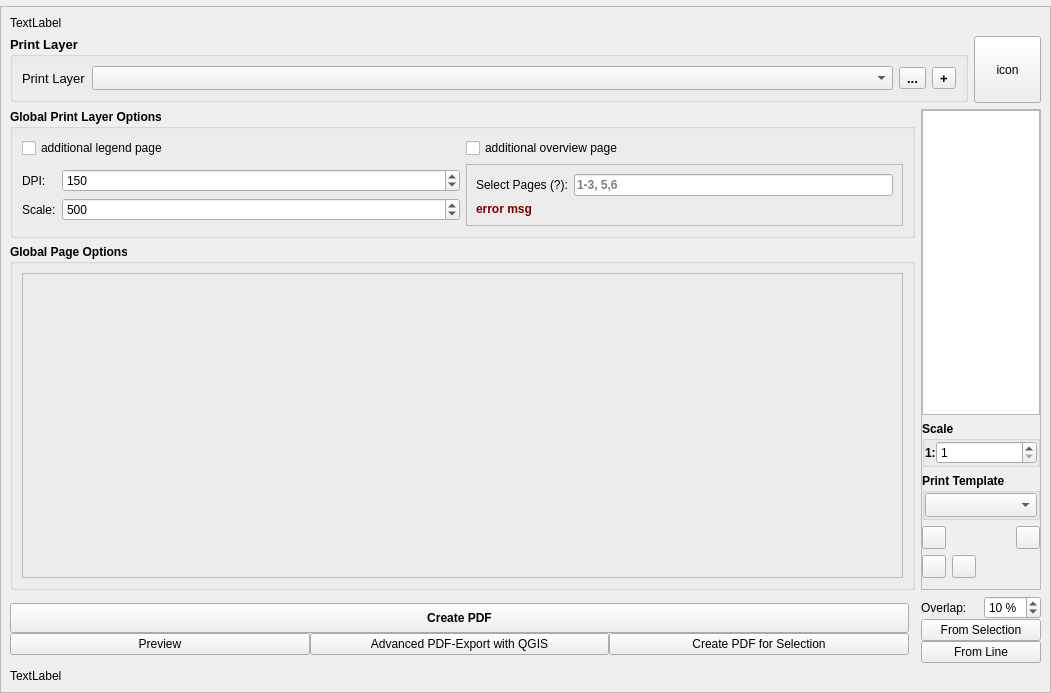
First picture: the form in modules/plot/plot_menu.ui, repository telekom/qgis_plugin_plot, before the edit.
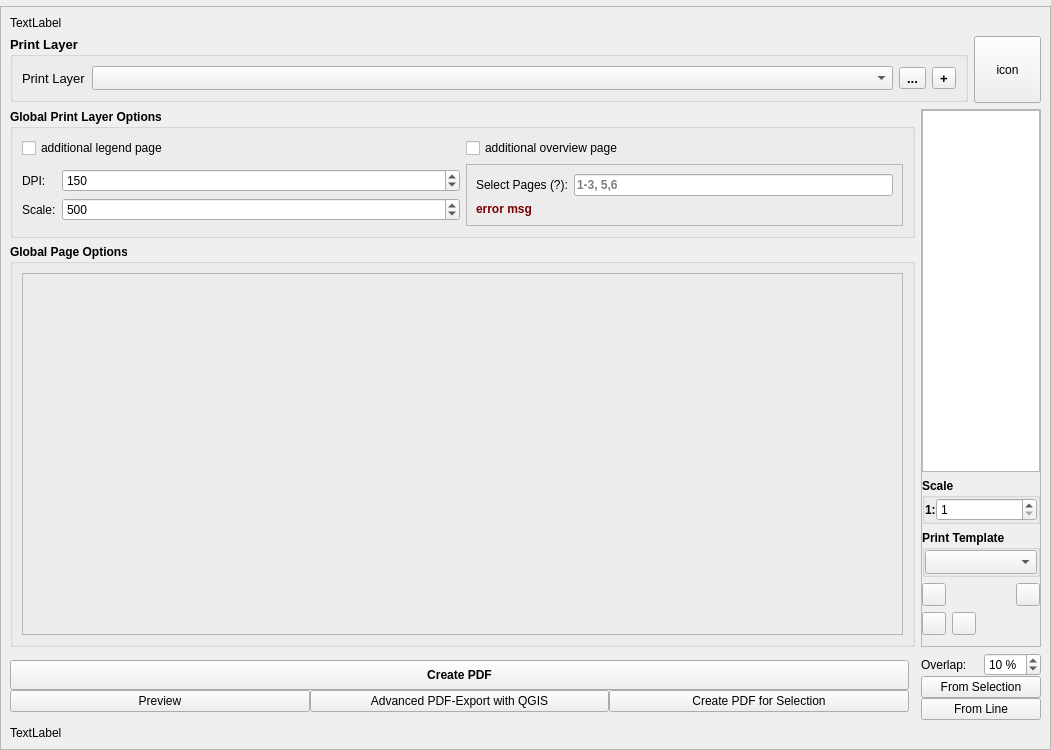
Second picture: the form after the edit.

Commit message: fix: company icon updates on every layout

Diff of the .ui file:
```diff
--- a/modules/plot/plot_menu.ui
+++ b/modules/plot/plot_menu.ui
@@ -7,7 +7,7 @@
     <x>0</x>
     <y>0</y>
     <width>1051</width>
-    <height>693</height>
+    <height>750</height>
    </rect>
   </property>
   <property name="windowTitle">
@@ -68,7 +68,7 @@
             <x>0</x>
             <y>0</y>
             <width>1049</width>
-            <height>674</height>
+            <height>732</height>
            </rect>
           </property>
           <layout class="QGridLayout" name="gridLayout_4">
```
The commit also changes 3 other files.
